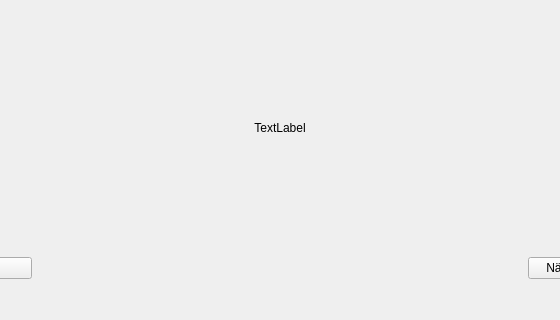
The window that frontend/menuwindow.ui (22kmo-project/group_10) describes before a commit, drawn with Qt 5; both pictures show x 123 to 683 and y 0 to 320 of the 800 by 600 pixel window.
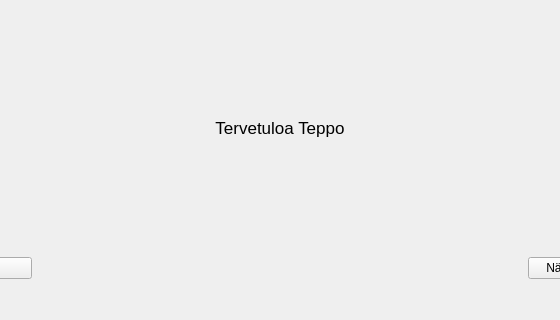
The same window after the commit.

Commit message: Vielä pari muutosta

Diff of the .ui file:
```diff
--- a/frontend/menuwindow.ui
+++ b/frontend/menuwindow.ui
@@ -118,8 +118,13 @@
           <height>100</height>
          </size>
         </property>
+        <property name="font">
+         <font>
+          <pointsize>13</pointsize>
+         </font>
+        </property>
         <property name="text">
-         <string>TextLabel</string>
+         <string>Tervetuloa Teppo</string>
         </property>
         <property name="alignment">
          <set>Qt::AlignCenter</set>
```
The commit also changes 1 other file.
